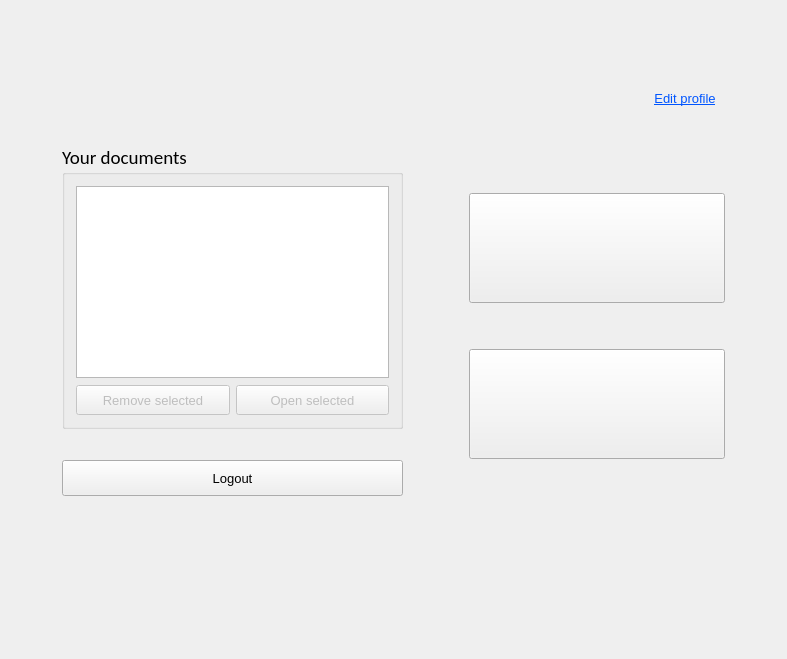
Above: textedit/forms/landingpage.ui from pgallo725/livetext-pds before the change. Below: the same form after it.
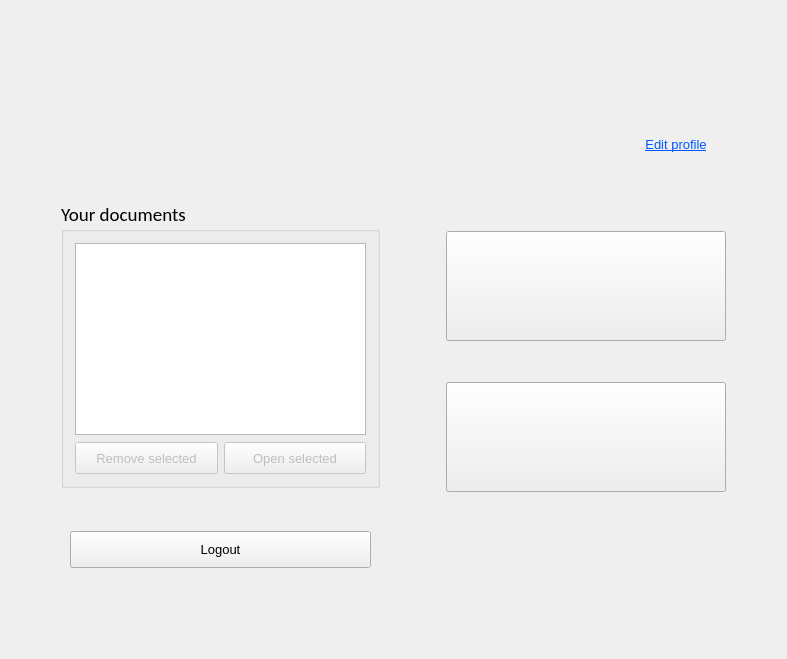
That is the form after the change.

What changed in the file:
```diff
--- a/textedit/forms/landingpage.ui
+++ b/textedit/forms/landingpage.ui
@@ -1093,15 +1093,153 @@
        </layout>
       </widget>
       <widget class="QWidget" name="page_open">
-       <layout class="QHBoxLayout" name="horizontalLayout_3">
+       <layout class="QVBoxLayout" name="verticalLayout_6">
+        <property name="spacing">
+         <number>0</number>
+        </property>
+        <property name="leftMargin">
+         <number>10</number>
+        </property>
+        <property name="topMargin">
+         <number>10</number>
+        </property>
+        <property name="rightMargin">
+         <number>10</number>
+        </property>
+        <property name="bottomMargin">
+         <number>10</number>
+        </property>
         <item>
-         <layout class="QVBoxLayout" name="verticalLayout_9">
+         <layout class="QHBoxLayout" name="horizontalLayout_7">
+          <property name="spacing">
+           <number>0</number>
+          </property>
           <property name="leftMargin">
            <number>40</number>
           </property>
+          <property name="topMargin">
+           <number>0</number>
+          </property>
           <property name="rightMargin">
-           <number>30</number>
+           <number>50</number>
           </property>
+          <item>
+           <spacer name="horizontalSpacer_2">
+            <property name="orientation">
+             <enum>Qt::Horizontal</enum>
+            </property>
+            <property name="sizeType">
+             <enum>QSizePolicy::Expanding</enum>
+            </property>
+            <property name="sizeHint" stdset="0">
+             <size>
+              <width>50</width>
+              <height>20</height>
+             </size>
+            </property>
+           </spacer>
+          </item>
+          <item>
+           <layout class="QVBoxLayout" name="verticalLayout_3">
+            <property name="spacing">
+             <number>6</number>
+            </property>
+            <property name="topMargin">
+             <number>8</number>
+            </property>
+            <property name="rightMargin">
+             <number>10</number>
+            </property>
+            <property name="bottomMargin">
+             <number>0</number>
+            </property>
+            <item alignment="Qt::AlignTop">
+             <widget class="QLabel" name="label_userNick">
+              <property name="sizePolicy">
+               <sizepolicy hsizetype="Preferred" vsizetype="Fixed">
+                <horstretch>0</horstretch>
+                <verstretch>0</verstretch>
+               </sizepolicy>
+              </property>
+              <property name="minimumSize">
+               <size>
+                <width>0</width>
+                <height>0</height>
+               </size>
+              </property>
+              <property name="font">
+               <font>
+                <pointsize>11</pointsize>
+                <weight>75</weight>
+                <bold>true</bold>
+               </font>
+              </property>
+              <property name="text">
+               <string/>
+              </property>
+              <property name="alignment">
+               <set>Qt::AlignRight|Qt::AlignTrailing|Qt::AlignVCenter</set>
+              </property>
+             </widget>
+            </item>
+            <item alignment="Qt::AlignVCenter">
+             <widget class="QLabel" name="label_userUsername">
+              <property name="sizePolicy">
+               <sizepolicy hsizetype="Preferred" vsizetype="Fixed">
+                <horstretch>0</horstretch>
+                <verstretch>0</verstretch>
+               </sizepolicy>
+              </property>
+              <property name="palette">
+               <palette>
+                <active>
+                 <colorrole role="WindowText">
+                  <brush brushstyle="SolidPattern">
+                   <color alpha="255">
+                    <red>102</red>
+                    <green>102</green>
+                    <blue>102</blue>
+                   </color>
+                  </brush>
+                 </colorrole>
+                </active>
+                <inactive>
+                 <colorrole role="WindowText">
+                  <brush brushstyle="SolidPattern">
+                   <color alpha="255">
+                    <red>102</red>
+                    <green>102</green>
+                    <blue>102</blue>
+                   </color>
+                  </brush>
+                 </colorrole>
+                </inactive>
+                <disabled>
+                 <colorrole role="WindowText">
+                  <brush brushstyle="SolidPattern">
+                   <color alpha="255">
+                    <red>120</red>
+                    <green>120</green>
+                    <blue>120</blue>
+                   </color>
+                  </brush>
+                 </colorrole>
+                </disabled>
+               </palette>
+              </property>
+              <property name="font">
+               <font>
+                <pointsize>10</pointsize>
+               </font>
+              </property>
+              <property name="text">
+               <string/>
+              </property>
+              <property name="alignment">
+               <set>Qt::AlignRight|Qt::AlignTrailing|Qt::AlignVCenter</set>
+              </property>
+             </widget>
+            </item>
           <item>
            <spacer name="verticalSpacer_17">
             <property name="orientation">
@@ -1109,24 +1247,168 @@
             </property>
             <property name="sizeHint" stdset="0">
              <size>
-              <width>20</width>
-              <height>40</height>
+                <width>0</width>
+                <height>30</height>
              </size>
             </property>
            </spacer>
           </item>
+           </layout>
+          </item>
+          <item>
+           <layout class="QVBoxLayout" name="verticalLayout_4">
+            <property name="spacing">
+             <number>0</number>
+            </property>
+            <property name="leftMargin">
+             <number>0</number>
+            </property>
+            <property name="topMargin">
+             <number>0</number>
+            </property>
+            <item alignment="Qt::AlignHCenter|Qt::AlignTop">
+             <widget class="QLabel" name="label_userProfilePhoto">
+              <property name="sizePolicy">
+               <sizepolicy hsizetype="Fixed" vsizetype="Fixed">
+                <horstretch>0</horstretch>
+                <verstretch>0</verstretch>
+               </sizepolicy>
+              </property>
+              <property name="minimumSize">
+               <size>
+                <width>65</width>
+                <height>65</height>
+               </size>
+              </property>
+              <property name="maximumSize">
+               <size>
+                <width>65</width>
+                <height>65</height>
+               </size>
+              </property>
+              <property name="frameShape">
+               <enum>QFrame::NoFrame</enum>
+              </property>
+              <property name="frameShadow">
+               <enum>QFrame::Plain</enum>
+              </property>
+              <property name="text">
+               <string/>
+              </property>
+             </widget>
+            </item>
+            <item alignment="Qt::AlignHCenter|Qt::AlignVCenter">
+             <widget class="QPushButton" name="pushButton_editProfile">
+              <property name="sizePolicy">
+               <sizepolicy hsizetype="Minimum" vsizetype="Minimum">
+                <horstretch>0</horstretch>
+                <verstretch>0</verstretch>
+               </sizepolicy>
+              </property>
+              <property name="minimumSize">
+               <size>
+                <width>0</width>
+                <height>0</height>
+               </size>
+              </property>
+              <property name="maximumSize">
+               <size>
+                <width>16777212</width>
+                <height>16777215</height>
+               </size>
+              </property>
+              <property name="palette">
+               <palette>
+                <active>
+                 <colorrole role="ButtonText">
+                  <brush brushstyle="SolidPattern">
+                   <color alpha="255">
+                    <red>0</red>
+                    <green>85</green>
+                    <blue>255</blue>
+                   </color>
+                  </brush>
+                 </colorrole>
+                </active>
+                <inactive>
+                 <colorrole role="ButtonText">
+                  <brush brushstyle="SolidPattern">
+                   <color alpha="255">
+                    <red>0</red>
+                    <green>85</green>
+                    <blue>255</blue>
+                   </color>
+                  </brush>
+                 </colorrole>
+                </inactive>
+                <disabled>
+                 <colorrole role="ButtonText">
+                  <brush brushstyle="SolidPattern">
+                   <color alpha="255">
+                    <red>120</red>
+                    <green>120</green>
+                    <blue>120</blue>
+                   </color>
+                  </brush>
+                 </colorrole>
+                </disabled>
+               </palette>
+              </property>
+              <property name="font">
+               <font>
+                <pointsize>10</pointsize>
+                <underline>true</underline>
+               </font>
+              </property>
+              <property name="focusPolicy">
+               <enum>Qt::NoFocus</enum>
+              </property>
+              <property name="text">
+               <string>Edit profile</string>
+              </property>
+              <property name="flat">
+               <bool>true</bool>
+              </property>
+             </widget>
+            </item>
+           </layout>
+          </item>
+         </layout>
+        </item>
+        <item>
+         <layout class="QHBoxLayout" name="horizontalLayout_14">
+          <property name="rightMargin">
+           <number>0</number>
+          </property>
+          <property name="bottomMargin">
+           <number>0</number>
+          </property>
+          <item>
+           <layout class="QVBoxLayout" name="verticalLayout_9">
+            <property name="leftMargin">
+             <number>40</number>
+            </property>
+            <property name="topMargin">
+             <number>15</number>
+            </property>
+            <property name="rightMargin">
+             <number>40</number>
+            </property>
+            <property name="bottomMargin">
+             <number>10</number>
+            </property>
           <item>
            <widget class="QGroupBox" name="groupBox_2">
             <property name="sizePolicy">
-             <sizepolicy hsizetype="Preferred" vsizetype="Preferred">
+               <sizepolicy hsizetype="MinimumExpanding" vsizetype="MinimumExpanding">
               <horstretch>0</horstretch>
               <verstretch>0</verstretch>
              </sizepolicy>
             </property>
             <property name="minimumSize">
              <size>
-              <width>0</width>
-              <height>0</height>
+                <width>300</width>
+                <height>250</height>
              </size>
             </property>
             <property name="font">
@@ -1145,6 +1427,18 @@
               <layout class="QVBoxLayout" name="verticalLayout_11">
                <item>
                 <widget class="QTableWidget" name="tableWidget">
+                   <property name="sizePolicy">
+                    <sizepolicy hsizetype="Expanding" vsizetype="Expanding">
+                     <horstretch>0</horstretch>
+                     <verstretch>0</verstretch>
+                    </sizepolicy>
+                   </property>
+                   <property name="minimumSize">
+                    <size>
+                     <width>0</width>
+                     <height>0</height>
+                    </size>
+                   </property>
                  <property name="contextMenuPolicy">
                   <enum>Qt::CustomContextMenu</enum>
                  </property>
@@ -1249,7 +1543,7 @@
                     <bool>false</bool>
                    </property>
                    <property name="sizePolicy">
-                    <sizepolicy hsizetype="Preferred" vsizetype="Preferred">
+                      <sizepolicy hsizetype="Preferred" vsizetype="MinimumExpanding">
                      <horstretch>0</horstretch>
                      <verstretch>0</verstretch>
                     </sizepolicy>
@@ -1257,7 +1551,7 @@
                    <property name="minimumSize">
                     <size>
                      <width>0</width>
-                     <height>30</height>
+                       <height>32</height>
                     </size>
                    </property>
                    <property name="font">
@@ -1280,7 +1574,7 @@
                     <bool>false</bool>
                    </property>
                    <property name="sizePolicy">
-                    <sizepolicy hsizetype="Preferred" vsizetype="Preferred">
+                      <sizepolicy hsizetype="Preferred" vsizetype="MinimumExpanding">
                      <horstretch>0</horstretch>
                      <verstretch>0</verstretch>
                     </sizepolicy>
@@ -1288,7 +1582,7 @@
                    <property name="minimumSize">
                     <size>
                      <width>0</width>
-                     <height>30</height>
+                       <height>32</height>
                     </size>
                    </property>
                    <property name="font">
@@ -1317,20 +1611,23 @@
              <enum>Qt::Vertical</enum>
             </property>
             <property name="sizeType">
-             <enum>QSizePolicy::Preferred</enum>
+               <enum>QSizePolicy::MinimumExpanding</enum>
             </property>
             <property name="sizeHint" stdset="0">
              <size>
               <width>20</width>
-              <height>25</height>
+                <height>20</height>
              </size>
             </property>
            </spacer>
           </item>
           <item>
            <layout class="QHBoxLayout" name="horizontalLayout_6">
+              <property name="leftMargin">
+               <number>9</number>
+              </property>
             <property name="rightMargin">
-             <number>0</number>
+               <number>9</number>
             </property>
             <property name="bottomMargin">
              <number>0</number>
@@ -1338,7 +1635,7 @@
             <item>
              <widget class="QPushButton" name="pushButton_back">
               <property name="sizePolicy">
-               <sizepolicy hsizetype="Minimum" vsizetype="Preferred">
+                 <sizepolicy hsizetype="Minimum" vsizetype="MinimumExpanding">
                 <horstretch>0</horstretch>
                 <verstretch>0</verstretch>
                </sizepolicy>
@@ -1352,7 +1649,7 @@
               <property name="maximumSize">
                <size>
                 <width>16777215</width>
-                <height>16777215</height>
+                  <height>50</height>
                </size>
               </property>
               <property name="text">
@@ -1367,6 +1664,9 @@
             <property name="orientation">
              <enum>Qt::Vertical</enum>
             </property>
+              <property name="sizeType">
+               <enum>QSizePolicy::MinimumExpanding</enum>
+              </property>
             <property name="sizeHint" stdset="0">
              <size>
               <width>20</width>
@@ -1380,325 +1680,57 @@
         <item>
          <layout class="QVBoxLayout" name="verticalLayout_8">
           <property name="leftMargin">
-           <number>30</number>
+             <number>20</number>
+            </property>
+            <property name="topMargin">
+             <number>15</number>
           </property>
           <property name="rightMargin">
            <number>40</number>
           </property>
-          <item>
-           <layout class="QHBoxLayout" name="horizontalLayout_7">
-            <property name="spacing">
-             <number>0</number>
-            </property>
-            <property name="topMargin">
-             <number>0</number>
-            </property>
-            <item>
-             <spacer name="horizontalSpacer_2">
-              <property name="orientation">
-               <enum>Qt::Horizontal</enum>
-              </property>
-              <property name="sizeType">
-               <enum>QSizePolicy::Expanding</enum>
-              </property>
-              <property name="sizeHint" stdset="0">
-               <size>
-                <width>58</width>
-                <height>20</height>
-               </size>
-              </property>
-             </spacer>
-            </item>
-            <item>
-             <layout class="QVBoxLayout" name="verticalLayout_3">
-              <property name="spacing">
-               <number>6</number>
-              </property>
-              <property name="topMargin">
-               <number>0</number>
-              </property>
-              <property name="rightMargin">
+            <property name="bottomMargin">
                <number>10</number>
               </property>
-              <item>
-               <spacer name="verticalSpacer_13">
-                <property name="orientation">
-                 <enum>Qt::Vertical</enum>
-                </property>
-                <property name="sizeType">
-                 <enum>QSizePolicy::Fixed</enum>
-                </property>
-                <property name="sizeHint" stdset="0">
-                 <size>
-                  <width>20</width>
-                  <height>10</height>
-                 </size>
-                </property>
-               </spacer>
-              </item>
-              <item>
-               <widget class="QLabel" name="label_userNick">
-                <property name="sizePolicy">
-                 <sizepolicy hsizetype="Preferred" vsizetype="Fixed">
-                  <horstretch>0</horstretch>
-                  <verstretch>0</verstretch>
-                 </sizepolicy>
-                </property>
-                <property name="font">
-                 <font>
-                  <pointsize>11</pointsize>
-                  <weight>75</weight>
-                  <bold>true</bold>
-                 </font>
-                </property>
-                <property name="text">
-                 <string/>
-                </property>
-                <property name="alignment">
-                 <set>Qt::AlignRight|Qt::AlignTrailing|Qt::AlignVCenter</set>
-                </property>
-               </widget>
-              </item>
-              <item>
-               <widget class="QLabel" name="label_userUsername">
-                <property name="sizePolicy">
-                 <sizepolicy hsizetype="Preferred" vsizetype="Fixed">
-                  <horstretch>0</horstretch>
-                  <verstretch>0</verstretch>
-                 </sizepolicy>
-                </property>
-                <property name="palette">
-                 <palette>
-                  <active>
-                   <colorrole role="WindowText">
-                    <brush brushstyle="SolidPattern">
-                     <color alpha="255">
-                      <red>102</red>
-                      <green>102</green>
-                      <blue>102</blue>
-                     </color>
-                    </brush>
-                   </colorrole>
-                  </active>
-                  <inactive>
-                   <colorrole role="WindowText">
-                    <brush brushstyle="SolidPattern">
-                     <color alpha="255">
-                      <red>102</red>
-                      <green>102</green>
-                      <blue>102</blue>
-                     </color>
-                    </brush>
-                   </colorrole>
-                  </inactive>
-                  <disabled>
-                   <colorrole role="WindowText">
-                    <brush brushstyle="SolidPattern">
-                     <color alpha="255">
-                      <red>120</red>
-                      <green>120</green>
-                      <blue>120</blue>
-                     </color>
-                    </brush>
-                   </colorrole>
-                  </disabled>
-                 </palette>
-                </property>
-                <property name="font">
-                 <font>
-                  <pointsize>10</pointsize>
-                 </font>
-                </property>
-                <property name="text">
-                 <string/>
-                </property>
-                <property name="alignment">
-                 <set>Qt::AlignRight|Qt::AlignTrailing|Qt::AlignVCenter</set>
-                </property>
-               </widget>
-              </item>
-              <item>
-               <spacer name="verticalSpacer_12">
-                <property name="orientation">
-                 <enum>Qt::Vertical</enum>
-                </property>
-                <property name="sizeType">
-                 <enum>QSizePolicy::MinimumExpanding</enum>
-                </property>
-                <property name="sizeHint" stdset="0">
-                 <size>
-                  <width>20</width>
-                  <height>32</height>
-                 </size>
-                </property>
-               </spacer>
-              </item>
-             </layout>
-            </item>
-            <item>
-             <layout class="QVBoxLayout" name="verticalLayout_4">
-              <property name="spacing">
-               <number>0</number>
-              </property>
-              <property name="leftMargin">
-               <number>0</number>
-              </property>
-              <property name="topMargin">
-               <number>0</number>
-              </property>
-              <item alignment="Qt::AlignHCenter|Qt::AlignTop">
-               <widget class="QLabel" name="label_userProfilePhoto">
-                <property name="sizePolicy">
-                 <sizepolicy hsizetype="Fixed" vsizetype="Fixed">
-                  <horstretch>0</horstretch>
-                  <verstretch>0</verstretch>
-                 </sizepolicy>
-                </property>
-                <property name="minimumSize">
-                 <size>
-                  <width>65</width>
-                  <height>65</height>
-                 </size>
-                </property>
-                <property name="maximumSize">
-                 <size>
-                  <width>65</width>
-                  <height>65</height>
-                 </size>
-                </property>
-                <property name="frameShape">
-                 <enum>QFrame::NoFrame</enum>
-                </property>
-                <property name="frameShadow">
-                 <enum>QFrame::Plain</enum>
-                </property>
-                <property name="text">
-                 <string/>
-                </property>
-               </widget>
-              </item>
-              <item alignment="Qt::AlignBottom">
-               <widget class="QPushButton" name="pushButton_editProfile">
-                <property name="sizePolicy">
-                 <sizepolicy hsizetype="Minimum" vsizetype="Minimum">
-                  <horstretch>0</horstretch>
-                  <verstretch>0</verstretch>
-                 </sizepolicy>
-                </property>
-                <property name="maximumSize">
-                 <size>
-                  <width>16777212</width>
-                  <height>16777215</height>
-                 </size>
-                </property>
-                <property name="palette">
-                 <palette>
-                  <active>
-                   <colorrole role="ButtonText">
-                    <brush brushstyle="SolidPattern">
-                     <color alpha="255">
-                      <red>0</red>
-                      <green>85</green>
-                      <blue>255</blue>
-                     </color>
-                    </brush>
-                   </colorrole>
-                  </active>
-                  <inactive>
-                   <colorrole role="ButtonText">
-                    <brush brushstyle="SolidPattern">
-                     <color alpha="255">
-                      <red>0</red>
-                      <green>85</green>
-                      <blue>255</blue>
-                     </color>
-                    </brush>
-                   </colorrole>
-                  </inactive>
-                  <disabled>
-                   <colorrole role="ButtonText">
-                    <brush brushstyle="SolidPattern">
-                     <color alpha="255">
-                      <red>120</red>
-                      <green>120</green>
-                      <blue>120</blue>
-                     </color>
-                    </brush>
-                   </colorrole>
-                  </disabled>
-                 </palette>
-                </property>
-                <property name="font">
-                 <font>
-                  <pointsize>10</pointsize>
-                  <underline>true</underline>
-                 </font>
-                </property>
-                <property name="focusPolicy">
-                 <enum>Qt::NoFocus</enum>
-                </property>
-                <property name="text">
-                 <string>Edit profile</string>
-                </property>
-                <property name="flat">
-                 <bool>true</bool>
-                </property>
-               </widget>
-              </item>
-             </layout>
-            </item>
-           </layout>
-          </item>
           <item>
            <spacer name="verticalSpacer_19">
             <property name="orientation">
              <enum>Qt::Vertical</enum>
             </property>
             <property name="sizeType">
-             <enum>QSizePolicy::Expanding</enum>
+               <enum>QSizePolicy::Preferred</enum>
             </property>
             <property name="sizeHint" stdset="0">
              <size>
               <width>20</width>
-              <height>50</height>
+                <height>30</height>
              </size>
             </property>
            </spacer>
           </item>
-          <item>
-           <layout class="QHBoxLayout" name="horizontalLayout_9">
-            <property name="spacing">
-             <number>6</number>
-            </property>
-            <property name="topMargin">
-             <number>0</number>
-            </property>
-            <item>
+            <item alignment="Qt::AlignHCenter">
              <widget class="QPushButton" name="pushButton_new">
               <property name="sizePolicy">
-               <sizepolicy hsizetype="Preferred" vsizetype="Fixed">
+               <sizepolicy hsizetype="MinimumExpanding" vsizetype="MinimumExpanding">
                 <horstretch>0</horstretch>
                 <verstretch>0</verstretch>
                </sizepolicy>
               </property>
               <property name="minimumSize">
                <size>
-                <width>256</width>
+                <width>280</width>
                 <height>110</height>
                </size>
               </property>
               <property name="maximumSize">
                <size>
-                <width>500</width>
-                <height>16777215</height>
+                <width>600</width>
+                <height>250</height>
                </size>
               </property>
               <property name="text">
                <string/>
               </property>
              </widget>
-            </item>
-           </layout>
           </item>
           <item>
            <spacer name="verticalSpacer_11">
@@ -1711,42 +1743,35 @@
             <property name="sizeHint" stdset="0">
              <size>
               <width>20</width>
-              <height>40</height>
+                <height>35</height>
              </size>
             </property>
            </spacer>
           </item>
-          <item>
-           <layout class="QHBoxLayout" name="horizontalLayout_8">
-            <property name="topMargin">
-             <number>0</number>
-            </property>
-            <item>
+            <item alignment="Qt::AlignHCenter">
              <widget class="QPushButton" name="pushButton_openuri">
               <property name="sizePolicy">
-               <sizepolicy hsizetype="Preferred" vsizetype="Fixed">
+               <sizepolicy hsizetype="MinimumExpanding" vsizetype="MinimumExpanding">
                 <horstretch>0</horstretch>
                 <verstretch>0</verstretch>
                </sizepolicy>
               </property>
               <property name="minimumSize">
                <size>
-                <width>256</width>
+                <width>280</width>
                 <height>110</height>
                </size>
               </property>
               <property name="maximumSize">
                <size>
-                <width>500</width>
-                <height>16777215</height>
+                <width>600</width>
+                <height>250</height>
                </size>
               </property>
               <property name="text">
                <string/>
               </property>
              </widget>
-            </item>
-           </layout>
           </item>
           <item>
            <spacer name="verticalSpacer_9">
@@ -1759,7 +1784,7 @@
             <property name="sizeHint" stdset="0">
              <size>
               <width>20</width>
-              <height>45</height>
+                <height>40</height>
              </size>
             </property>
            </spacer>
@@ -1888,13 +1913,18 @@
             <property name="orientation">
              <enum>Qt::Vertical</enum>
             </property>
+              <property name="sizeType">
+               <enum>QSizePolicy::MinimumExpanding</enum>
+              </property>
             <property name="sizeHint" stdset="0">
              <size>
               <width>20</width>
-              <height>50</height>
+                <height>40</height>
              </size>
             </property>
            </spacer>
+            </item>
+           </layout>
           </item>
          </layout>
         </item>
```
Left out of the diff: 15 changed lines with no effect on the pictures. Lines whose indentation alone changed are shown as unchanged.
